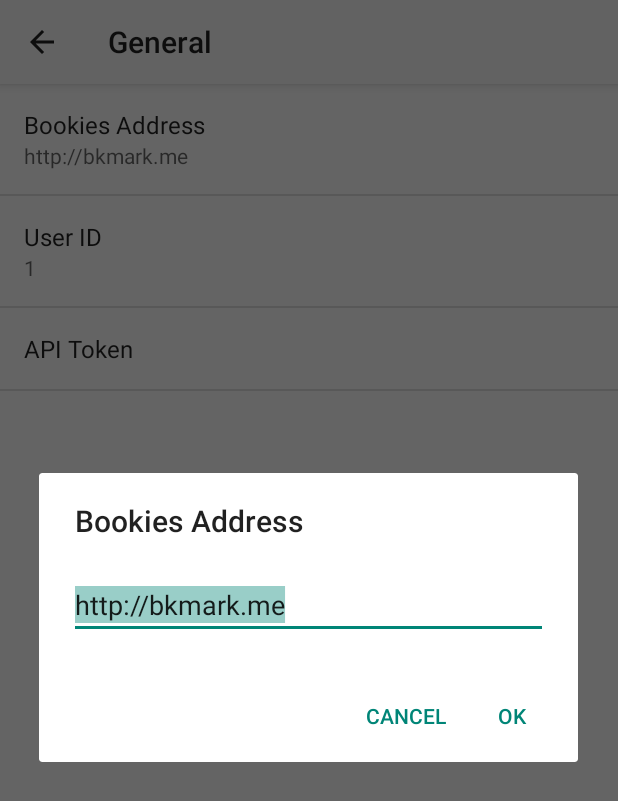
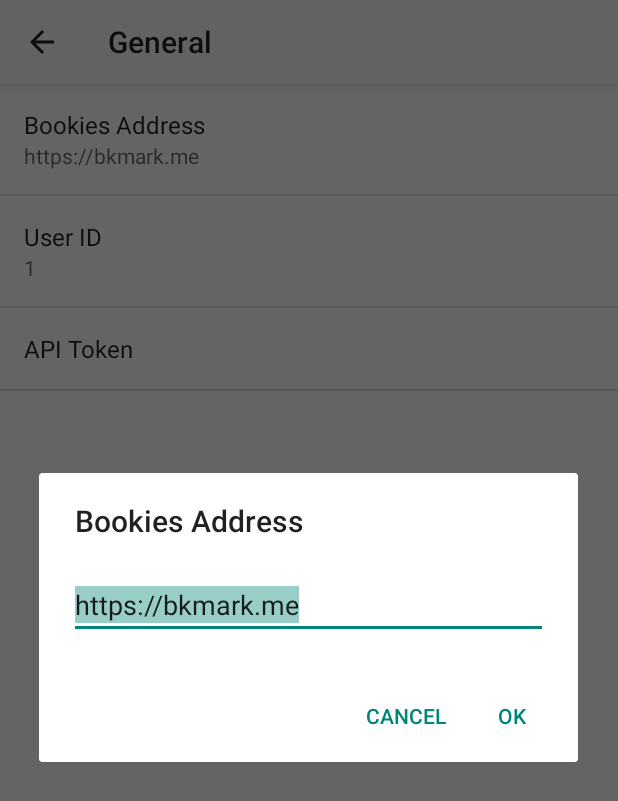
Before and after one commit to underhilllabs/BookmarkMe, an Android app: the SettingsActivity screen opened directly, with no data from a screen before it, after a tap on "Bookies Address", on a phone screen of 412 x 824 dp. Shown: the top 801 px of the screen. Run offline under Robolectric (Android 15) with nearby library versions, the light colour scheme and no system bars; 1 other tap on this screen came first.

Commit message:
Updates default address to be https

```diff
--- a/app/src/main/res/values/strings.xml
+++ b/app/src/main/res/values/strings.xml
@@ -5,7 +5,7 @@
     <string name="api_token_label">API Token</string>
     <string name="api_user_id_label">User ID</string>
     <string name="api_url_label">Bookies Address</string>
-    <string name="api_url_default">http://bkmark.me</string>
+    <string name="api_url_default">https://bkmark.me</string>
 
     <!-- Strings related to BookmarkMe -->
     <string name="bookmark_url_label">Address</string>
```
